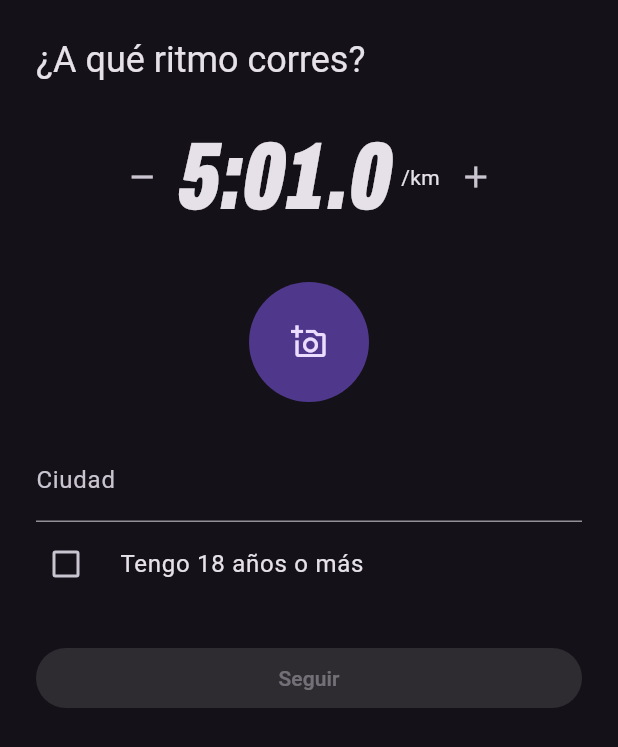
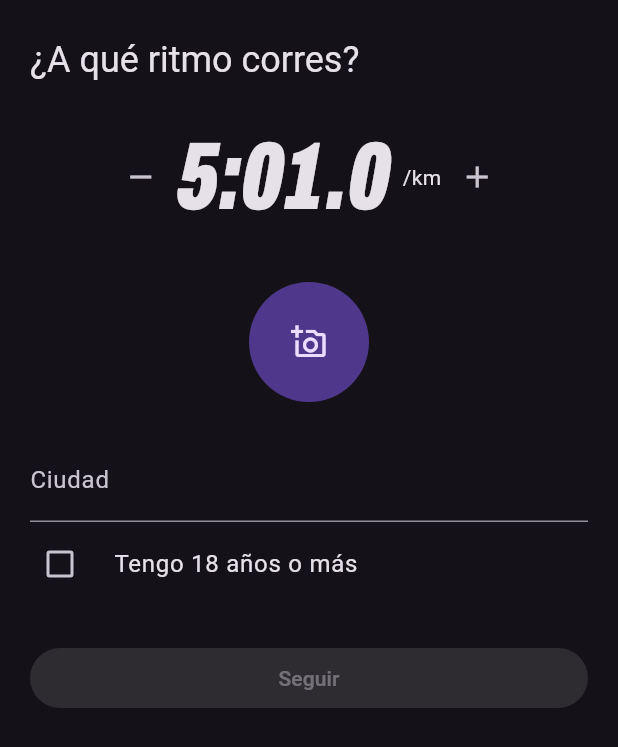
Before and after one commit to maec2204/pacer-match, a Flutter app: the PantallaPerfilNuevo screen opened by its route, after a tap on the "remove" icon, after a tap on the "add" icon, on a phone screen of 412 x 824 dp. Shown: the top 747 px of the screen. Run offline on Flutter 3.47's test engine with Material 3 defaults, Android fonts, the phone set to English and light mode, and no system bars; our stand-ins replace flutter_riverpod, go_router, image_cropper, image_picker.

Commit message:
Revisión del perfil con ritmo: espaciado, nombres y duplicados
- Pantalla del perfil: margen lateral de 20 y ritmo de 4 (DESIGN.md); el
  hueco antes de "/km" pasa de 6 a 8.
- Ritmo: minutos, segundosDelMinuto y decimaDelSegundo, con tests; los usan
  toString y lo que anuncia el lector de pantalla.
- CampoRitmo: el mensaje de rango sale de minimo/maximo; el límite se aplica
  con _dentroDelRango; nombres claros en _AcomodarCifras.
- estiloError compartido por el campo y la pantalla.
- selector_foto: el comentario de permisos dice lo que pasa en Android.
- Tests de la pantalla: el primero usa _llenarFormulario; nuevo test de que
  la ciudad empieza vacía.

Co-Authored-By: Claude Opus 5.5 <noreply@anthropic.com>

```diff
--- a/app/lib/core/componentes/campo_ritmo.dart
+++ b/app/lib/core/componentes/campo_ritmo.dart
@@ -3,6 +3,7 @@ import 'package:flutter/services.dart';
 
 import '../dominio/ritmo.dart';
 import '../tema/estilo_cifra.dart';
+import '../tema/estilo_error.dart';
 
 /// Campo de ritmo compartido (perfil, entrenamiento y filtro): la cifra grande
 /// con − / +, de segundo en segundo, entre [minimo] y [maximo]. Al tocar la
@@ -32,6 +33,15 @@ class CampoRitmo extends StatefulWidget {
 class _CampoRitmoState extends State<CampoRitmo> {
   static const String _vacio = '–:––.–';
 
+  /// "Entre 2:30 y 10:00 /km": los límites sin décima.
+  static final String _fueraDeRango =
+      'Entre ${_sinDecima(CampoRitmo.minimo)} y '
+      '${_sinDecima(CampoRitmo.maximo)} /km';
+
+  /// "M:SS": 2:30.0 → "2:30".
+  static String _sinDecima(Ritmo ritmo) =>
+      '${ritmo.minutos}:${ritmo.segundosDelMinuto.toString().padLeft(2, '0')}';
+
   final _texto = TextEditingController();
   final _foco = FocusNode();
   bool _escribiendo = false;
@@ -58,14 +68,15 @@ class _CampoRitmoState extends State<CampoRitmo> {
   void _mover(int segundos) {
     final actual = widget.valor;
     if (actual == null) return widget.alCambiar(CampoRitmo.inicial);
-    final nuevo = actual.sumarSegundos(segundos);
-    widget.alCambiar(
-      nuevo < CampoRitmo.minimo
-          ? CampoRitmo.minimo
-          : nuevo > CampoRitmo.maximo
-          ? CampoRitmo.maximo
-          : nuevo,
-    );
+    widget.alCambiar(_dentroDelRango(actual.sumarSegundos(segundos)));
+  }
+
+  /// [ritmo], o el límite más cercano si queda fuera de
+  /// [CampoRitmo.minimo]–[CampoRitmo.maximo].
+  static Ritmo _dentroDelRango(Ritmo ritmo) {
+    if (ritmo < CampoRitmo.minimo) return CampoRitmo.minimo;
+    if (ritmo > CampoRitmo.maximo) return CampoRitmo.maximo;
+    return ritmo;
   }
 
   void _empezarAEscribir() {
@@ -85,7 +96,7 @@ class _CampoRitmoState extends State<CampoRitmo> {
     final error = ritmo == null
         ? 'Escribe el ritmo como 4:05.3'
         : ritmo < CampoRitmo.minimo || ritmo > CampoRitmo.maximo
-        ? 'Entre 2:30 y 10:00 /km'
+        ? _fueraDeRango
         : null;
     setState(() {
       _escribiendo = false;
@@ -102,11 +113,7 @@ class _CampoRitmoState extends State<CampoRitmo> {
       mainAxisSize: MainAxisSize.min,
       children: [
         _cifra(valor),
-        if (error != null)
-          Text(
-            error,
-            style: TextStyle(color: Theme.of(context).colorScheme.error),
-          ),
+        if (error != null) Text(error, style: estiloError(context)),
       ],
     );
   }
@@ -115,8 +122,8 @@ class _CampoRitmoState extends State<CampoRitmo> {
   /// 4:05.3 → "Ritmo, 4 minutos 5,3 segundos por kilómetro".
   static String _enPalabras(Ritmo? valor) {
     if (valor == null) return 'Ritmo, todavía no hay ritmo';
-    final d = valor.decimas;
-    return 'Ritmo, ${d ~/ 600} minutos ${(d ~/ 10) % 60},${d % 10} segundos '
+    return 'Ritmo, ${valor.minutos} minutos '
+        '${valor.segundosDelMinuto},${valor.decimaDelSegundo} segundos '
         'por kilómetro';
   }
 
@@ -153,7 +160,7 @@ class _CampoRitmoState extends State<CampoRitmo> {
               child: Text(valor?.toString() ?? _vacio, style: estiloCifra()),
             ),
           ),
-        const SizedBox(width: 6),
+        const SizedBox(width: 8),
         // La unidad ya va en lo que anuncia la cifra.
         const ExcludeSemantics(child: Text('/km')),
         IconButton(
@@ -176,10 +183,12 @@ class _AcomodarCifras extends TextInputFormatter {
   ) {
     final cifras = nuevo.text.replaceAll(RegExp(r'\D'), '');
     if (cifras.isEmpty) return TextEditingValue.empty;
-    final c = cifras.padLeft(4, '–');
-    final n = c.length;
-    final texto =
-        '${c.substring(0, n - 3)}:${c.substring(n - 3, n - 1)}.${c[n - 1]}';
+    final completas = cifras.padLeft(4, '–');
+    final largo = completas.length;
+    final minutos = completas.substring(0, largo - 3);
+    final segundos = completas.substring(largo - 3, largo - 1);
+    final decima = completas[largo - 1];
+    final texto = '$minutos:$segundos.$decima';
     return TextEditingValue(
       text: texto,
       selection: TextSelection.collapsed(offset: texto.length),
--- a/app/lib/core/dominio/ritmo.dart
+++ b/app/lib/core/dominio/ritmo.dart
@@ -10,6 +10,15 @@ class Ritmo implements Comparable<Ritmo> {
 
   /// Segundos por kilómetro: "4:05.3" → 245.3.
   double get segundos => decimas / 10;
+
+  /// Los minutos de "M:SS.d": "4:05.3" → 4.
+  int get minutos => decimas ~/ 600;
+
+  /// Los segundos de "M:SS.d", de 0 a 59: "4:05.3" → 5.
+  int get segundosDelMinuto => (decimas ~/ 10) % 60;
+
+  /// La décima de "M:SS.d", de 0 a 9: "4:05.3" → 3.
+  int get decimaDelSegundo => decimas % 10;
 
   // M:SS o M:SS.d — minutos de 1 o 2 cifras, segundos 00–59, una décima opcional.
   static final _formato = RegExp(r'^(\d{1,2}):([0-5]\d)(?:\.(\d))?$');
@@ -41,11 +50,9 @@ class Ritmo implements Comparable<Ritmo> {
 
   /// Siempre "M:SS.d": 2450 → "4:05.0".
   @override
-  String toString() {
-    final minutos = decimas ~/ 600;
-    final segundos = (decimas ~/ 10) % 60;
-    return '$minutos:${segundos.toString().padLeft(2, '0')}.${decimas % 10}';
-  }
+  String toString() =>
+      '$minutos:${segundosDelMinuto.toString().padLeft(2, '0')}'
+      '.$decimaDelSegundo';
 
   @override
   int compareTo(Ritmo otro) => decimas.compareTo(otro.decimas);
--- /dev/null
+++ b/app/lib/core/tema/estilo_error.dart
@@ -0,0 +1,5 @@
+import 'package:flutter/material.dart';
+
+/// Estilo de los avisos de error escritos en la pantalla.
+TextStyle estiloError(BuildContext context) =>
+    TextStyle(color: Theme.of(context).colorScheme.error);
--- a/app/lib/features/perfil/pantalla_perfil_nuevo.dart
+++ b/app/lib/features/perfil/pantalla_perfil_nuevo.dart
@@ -7,6 +7,7 @@ import 'package:go_router/go_router.dart';
 import '../../core/componentes/campo_ritmo.dart';
 import '../../core/dominio/ritmo.dart';
 import '../../core/navegacion/router.dart';
+import '../../core/tema/estilo_error.dart';
 import 'perfil.dart';
 import 'repositorio_perfil.dart';
 import 'selector_foto.dart';
@@ -93,7 +94,7 @@ class _PantallaPerfilNuevoState extends ConsumerState<PantallaPerfilNuevo> {
     return Scaffold(
       body: SafeArea(
         child: ListView(
-          padding: const EdgeInsets.all(24),
+          padding: const EdgeInsets.symmetric(horizontal: 20, vertical: 24),
           children: [
             Text(
               '¿A qué ritmo corres?',
@@ -139,7 +140,7 @@ class _PantallaPerfilNuevoState extends ConsumerState<PantallaPerfilNuevo> {
             if (_fallo) ...[
               Text(
                 'No pudimos guardar tu perfil. Intenta de nuevo.',
-                style: TextStyle(color: Theme.of(context).colorScheme.error),
+                style: estiloError(context),
               ),
               const SizedBox(height: 8),
             ],
--- a/app/lib/features/perfil/selector_foto.dart
+++ b/app/lib/features/perfil/selector_foto.dart
@@ -14,8 +14,8 @@ abstract interface class SelectorFoto {
 }
 
 /// Usa la galería o la cámara del teléfono (image_picker) y el recorte
-/// nativo (image_cropper). Los permisos están en AndroidManifest.xml e
-/// Info.plist.
+/// nativo (image_cropper). En Android no se declaran permisos (ver
+/// AndroidManifest.xml); los de iOS están en Info.plist.
 class SelectorFotoDispositivo implements SelectorFoto {
   @override
   Future<Uint8List?> elegir(OrigenFoto origen) async {
```
Also changed, not shown: 2 other files.
